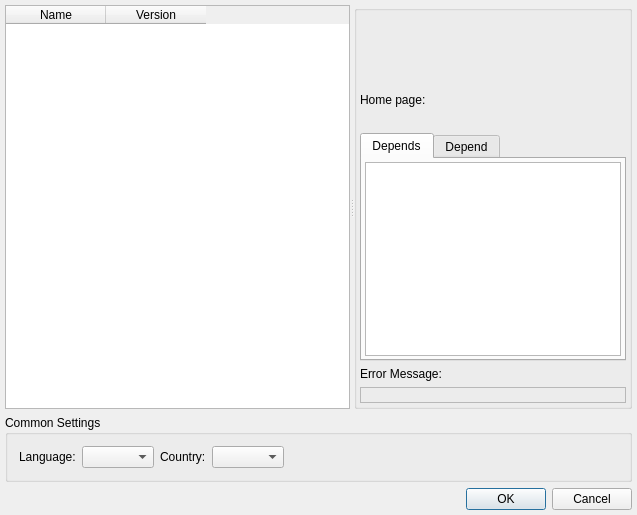
First picture: the form in trunk/src/loader/setuppluginsdialog.ui, repository vacuum-im/vacuum-im, before the edit.
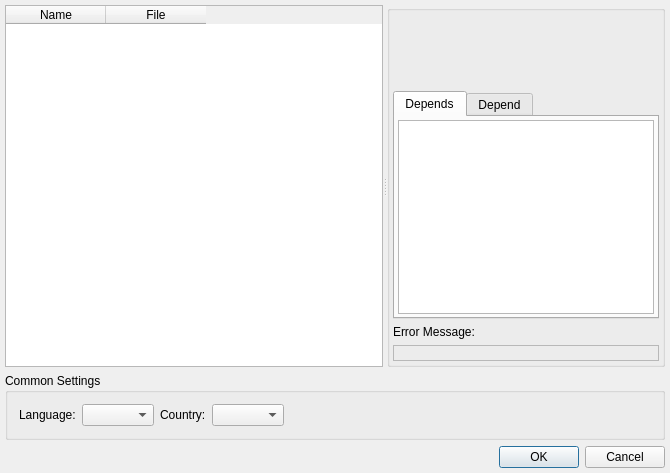
Second picture: the form after the edit.

```diff
--- a/trunk/src/loader/setuppluginsdialog.ui
+++ b/trunk/src/loader/setuppluginsdialog.ui
@@ -6,8 +6,8 @@
    <rect>
     <x>0</x>
     <y>0</y>
-    <width>637</width>
-    <height>515</height>
+    <width>670</width>
+    <height>473</height>
    </rect>
   </property>
   <property name="windowTitle">
@@ -63,7 +63,7 @@
       </column>
       <column>
        <property name="text">
-        <string>Version</string>
+        <string>File</string>
        </property>
       </column>
      </widget>
@@ -94,6 +94,16 @@
          </property>
         </widget>
        </item>
+       <item>
+        <widget class="QLabel" name="lblHomePage">
+         <property name="textFormat">
+          <enum>Qt::RichText</enum>
+         </property>
+         <property name="wordWrap">
+          <bool>true</bool>
+         </property>
+        </widget>
+       </item>
        <item>
         <widget class="QLabel" name="lblDescription">
          <property name="sizePolicy">
@@ -116,29 +126,6 @@
          </property>
         </widget>
        </item>
-       <item>
-        <widget class="QLabel" name="lblLabelHomePage">
-         <property name="text">
-          <string>Home page:</string>
-         </property>
-         <property name="textFormat">
-          <enum>Qt::PlainText</enum>
-         </property>
-        </widget>
-       </item>
-       <item>
-        <widget class="QLabel" name="lblHomePage">
-         <property name="textFormat">
-          <enum>Qt::RichText</enum>
-         </property>
-         <property name="alignment">
-          <set>Qt::AlignCenter</set>
-         </property>
-         <property name="wordWrap">
-          <bool>true</bool>
-         </property>
-        </widget>
-       </item>
        <item>
         <widget class="QTabWidget" name="twtDependences">
          <property name="sizePolicy">
```
Left out of the diff: 6 changed lines with no effect on the pictures.
